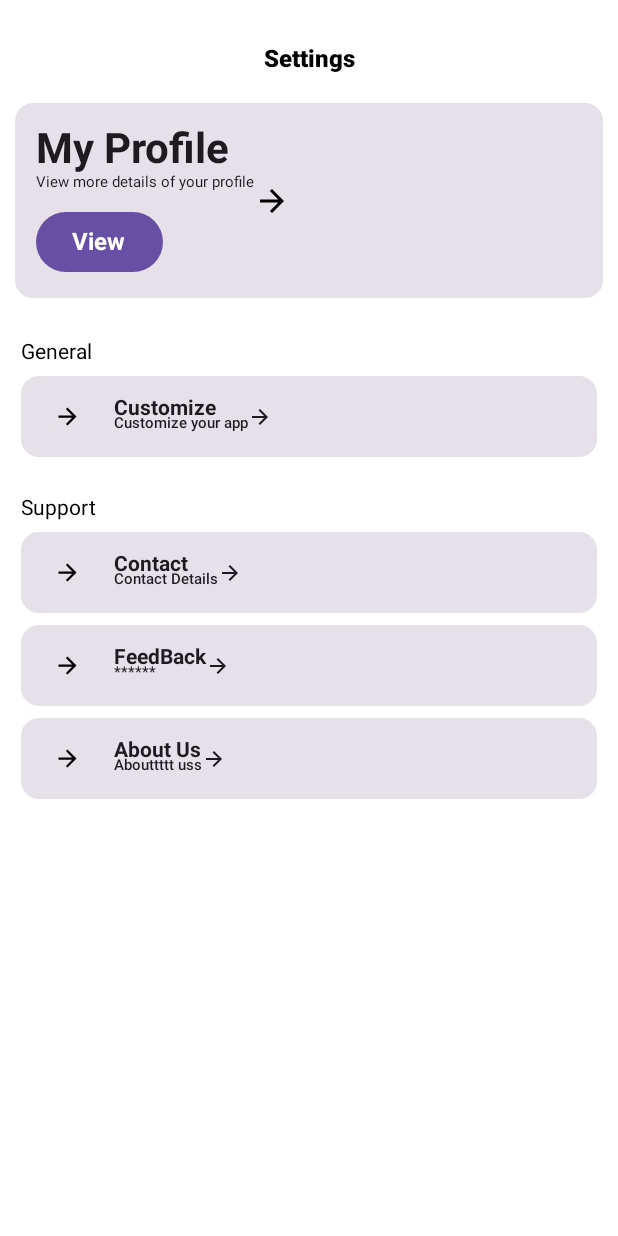
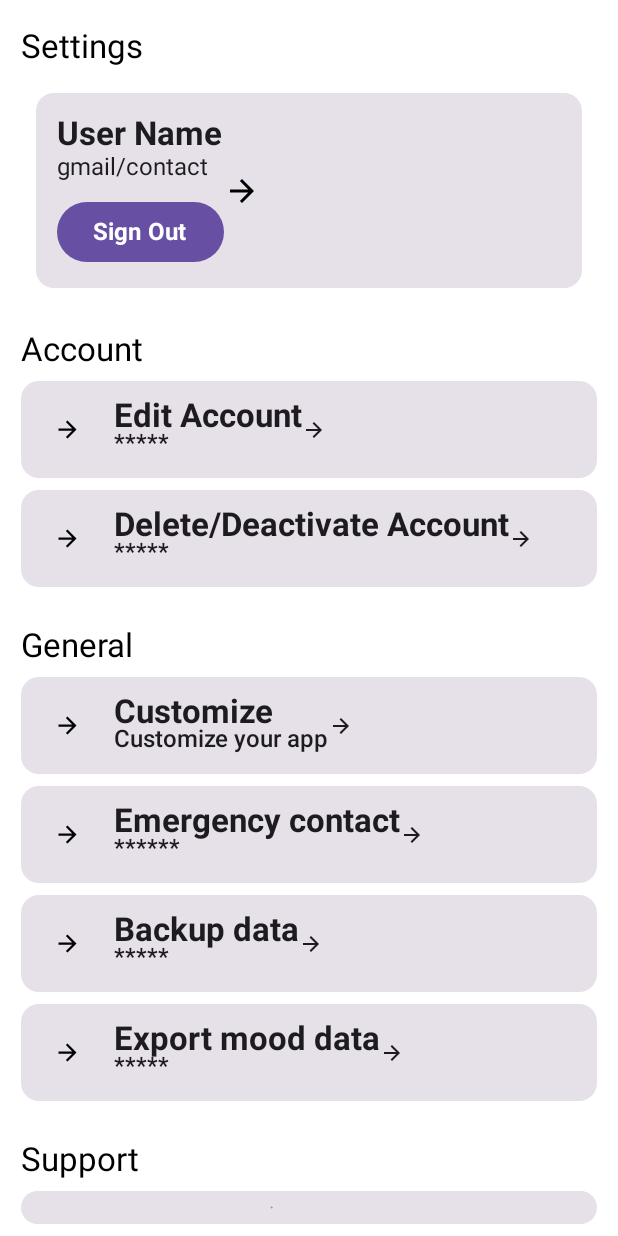
Before and after one commit to chamajay/deepsense, an Android app built with Jetpack Compose: the @Preview function SettingsScreenPreview, on a phone screen of 412 x 824 dp. Run offline under Robolectric (Android 15) with nearby library versions, the phone set to English and light mode, and no system bars.

Commit message:
Add settings screen layout

```diff
--- a/app/src/main/java/com/codestack/deepsense/screens/settings/SettingsScreen.kt
+++ b/app/src/main/java/com/codestack/deepsense/screens/settings/SettingsScreen.kt
@@ -2,9 +2,7 @@ package com.codestack.deepsense.screens.settings
 
 
 import androidx.compose.foundation.Image
-import androidx.compose.foundation.background
 import androidx.compose.foundation.layout.*
-
 import androidx.compose.material.icons.Icons
 import androidx.compose.material.icons.filled.ArrowForward
 import androidx.compose.material3.*
@@ -14,22 +12,24 @@ import androidx.compose.ui.Modifier
 import androidx.compose.ui.graphics.Color
 import androidx.compose.ui.graphics.vector.ImageVector
 import androidx.compose.ui.text.font.FontWeight
-import androidx.compose.ui.text.style.TextAlign
 import androidx.compose.ui.tooling.preview.Preview
 import androidx.compose.ui.unit.dp
-import androidx.compose.ui.unit.sp
 
 
 @Composable
 fun SettingsScreen() {
     Column {
-        HeaderText()
+       // HeaderText()
         ProfileUI()
+        AccountUI()
         GeneralUI()
         SupportUI()
 
     }
 }
+
+
+
 
 @Preview(showBackground =true)
 @Composable
@@ -40,35 +40,41 @@ fun SettingsScreenPreview() {
 
 
 @Composable
-fun SupportUI() {
+fun GeneralUI() {
     Column(
         modifier = Modifier
             .padding(horizontal = 14.dp)
             .padding(top = 10.dp)
     ) {
         Text(
-            text = "Support",
+            text = "General",
             //fontFamily = Poppins,
             //color = Color.Black,
-            fontSize = 14.sp,
+            fontSize =MaterialTheme.typography.titleLarge.fontSize,
             modifier = Modifier.padding(vertical = 8.dp)
         )
-        SupportItems(
+        GeneralItems(
             icon = Icons.Filled.ArrowForward,
-            mainText = "Contact",
-            subText = "Contact Details",
+            mainText = "Customize",
+            subText = "Customize your app",
             onClick = {}
         )
-        SupportItems(
+        GeneralItems(
             icon = Icons.Filled.ArrowForward,
-            mainText = "FeedBack",
+            mainText = "Emergency contact",
             subText = "******",
             onClick = {}
         )
-        SupportItems(
+        GeneralItems(
             icon = Icons.Filled.ArrowForward,
-            mainText = "About Us",
-            subText = "Abouttttt uss",
+            mainText = "Backup data",
+            subText = "*****",
+            onClick = {}
+        )
+        GeneralItems(
+            icon = Icons.Filled.ArrowForward,
+            mainText = "Export mood data",
+            subText = "*****",
             onClick = {}
         )
     }
@@ -76,7 +82,7 @@ fun SupportUI() {
 
 @OptIn(ExperimentalMaterial3Api::class)
 @Composable
-fun SupportItems(
+fun GeneralItems(
     icon: ImageVector,
     mainText: String,
     subText: String,
@@ -117,14 +123,14 @@ fun SupportItems(
                         text = mainText,
                         //fontFamily =Poppins,
                         //color = Color.Black,
-                        fontSize = 14.sp,
+                        fontSize =MaterialTheme.typography.titleLarge.fontSize,
                         fontWeight = FontWeight.Bold
                     )
                     Text(
                         text = subText,
                         //fontFamily =Poppins,
                         //color = Color.LightGray,
-                        fontSize = 10.sp,
+                        fontSize =MaterialTheme.typography.titleMedium.fontSize,
                         fontWeight = FontWeight.SemiBold,
                         modifier = Modifier.offset(y = (-4).dp)
                     )
@@ -140,29 +146,23 @@ fun SupportItems(
 }
 
 
-@Composable
-fun GeneralUI() {
-    Column(
-        modifier = Modifier
-            .padding(horizontal = 14.dp)
-            .padding(top = 10.dp)
-    ) {
 
-        Text(
-            text = "General",
-            //fontFamily = Poppins,
-            //color = Color.Black,
-            fontSize = 14.sp,
-            modifier = Modifier.padding(vertical = 8.dp)
-        )
-        GeneralUIitems()
-    }
-}
+
+
 
 @OptIn(ExperimentalMaterial3Api::class)
 @Composable
-fun GeneralUIitems() {
+fun AccountItems(
+    icon:ImageVector,
+    mainText: String,
+    subText: String,
+    onClick: () -> Unit
+) {
+
+
     Card(
+
+
         modifier = Modifier
             .padding(bottom = 8.dp)
             .fillMaxWidth(),
@@ -178,11 +178,11 @@ fun GeneralUIitems() {
                 Box(
                     modifier = Modifier
                         .size(34.dp)
-                        //.clip(shape = Shapes.medium)
-                        //.background(Color.White)
+                    //.clip(shape = Shapes.medium)
+                    //.background(Color.White)
                 ) {
                     Icon(
-                        Icons.Filled.ArrowForward,
+                        icon,
                         contentDescription = "",
                         tint = Color.Unspecified,
                         modifier = Modifier.padding(8.dp)
@@ -192,17 +192,17 @@ fun GeneralUIitems() {
                 Spacer(modifier = Modifier.width(14.dp))
                 Column {
                     Text(
-                        text = "Customize",
+                        text = mainText,
                         //fontFamily =Poppins,
                         //color = Color.Black,
-                        fontSize = 14.sp,
+                        fontSize = MaterialTheme.typography.titleLarge.fontSize,
                         fontWeight = FontWeight.Bold
                     )
                     Text(
-                        text = "Customize your app",
+                        text = subText,
                         //fontFamily =Poppins,
                         //color = Color.LightGray,
-                        fontSize = 10.sp,
+                        fontSize = MaterialTheme.typography.titleMedium.fontSize,
                         fontWeight = FontWeight.SemiBold,
                         modifier = Modifier.offset(y = (-4).dp)
                     )
@@ -215,11 +215,50 @@ fun GeneralUIitems() {
             )
         }
     }
+
+
+
 }
+
+
+@Composable
+fun AccountUI() {
+    Column(
+        modifier = Modifier
+            .padding(horizontal = 14.dp)
+            .padding(top = 10.dp)
+    ) {
+        Text(
+            text = "Account",
+            //fontFamily = Poppins,
+            //color = Color.Black,
+            fontSize = MaterialTheme.typography.titleLarge.fontSize,
+            modifier = Modifier.padding(vertical = 8.dp)
+        )
+        AccountItems(
+            icon = Icons.Filled.ArrowForward,
+            mainText = "Edit Account",
+            subText = "*****",
+            onClick = {}
+        )
+        AccountItems(
+            icon = Icons.Filled.ArrowForward,
+            mainText = "Delete/Deactivate Account",
+            subText = "*****",
+            onClick = {}
+        )
+    }
+
+}
+
+
+
+
+
 
 @OptIn(ExperimentalMaterial3Api::class)
 @Composable
-fun ProfileUI() {
+fun ProfileItems() {
     Card(
         modifier = Modifier
             .fillMaxWidth()
@@ -234,32 +273,30 @@ fun ProfileUI() {
         ) {
             Column {
                 Text(
-                    text = "My Profile",
+                    text = "User Name",
                     //fontFamily =Poppins,
                     //color = Color.Black,
-                    fontSize =MaterialTheme.typography.headlineMedium.fontSize,
+                    fontSize = MaterialTheme.typography.titleLarge.fontSize,
                     fontWeight = FontWeight.Bold
 
                 )
                 Text(
-                    text = "View more details of your profile",
+                    text = "gmail/contact",
                     //fontFamily =Poppins,
                     //color = Color.Black,
-                    fontSize = 10.sp,
+                    fontSize = MaterialTheme.typography.titleMedium.fontSize,
                 )
                 Button(
                     onClick = {},
                     modifier = Modifier.padding(top = 10.dp),
-
-
                     //shape = Shapes.medium
                 )
                 {
                     Text(
-                        text = "View",
+                        text = "Sign Out",
                         //fontFamily =Poppins,
                         //color = Color.Black,
-                        fontSize = 16.sp,
+                        fontSize = MaterialTheme.typography.titleMedium.fontSize,
                         fontWeight = FontWeight.Bold
 
                     )
@@ -278,17 +315,120 @@ fun ProfileUI() {
     }
 }
 
+
 @Composable
-fun HeaderText() {
-    Text(
-        text = "Settings",
-        //fontFamily=Poppins,
-        //color = Color.White,
-        textAlign = TextAlign.Center,
+fun ProfileUI() {
+    Column(
         modifier = Modifier
-            .fillMaxWidth()
-            .padding(top = 30.dp, bottom = 10.dp),
-        fontWeight = FontWeight.ExtraBold,
-        fontSize = 16.sp
-    )
+            .padding(horizontal = 14.dp)
+            .padding(top = 10.dp)
+    ) {
+
+        Text(
+            text = "Settings",
+            //fontFamily = Poppins,
+            //color = Color.Black,
+            fontSize = MaterialTheme.typography.titleLarge.fontSize,
+            modifier = Modifier.padding(vertical = 8.dp)
+        )
+        ProfileItems()
+    }
+
+
 }
+
+@Composable
+fun SupportUI() {
+    Column(
+        modifier = Modifier
+            .padding(horizontal = 14.dp)
+            .padding(top = 10.dp)
+    ) {
+        Text(
+            text = "Support",
+            //fontFamily = Poppins,
+            //color = Color.Black,
+            fontSize = MaterialTheme.typography.titleLarge.fontSize,
+            modifier = Modifier.padding(vertical = 8.dp)
+        )
+        SupportItems(
+            icon = Icons.Filled.ArrowForward,
+            mainText = "Feedback",
+            subText = "*****",
+            onClick = {}
+        )
+        SupportItems(
+            icon = Icons.Filled.ArrowForward,
+            mainText = "About Us",
+            subText = "*****",
+            onClick = {}
+        )
+    }
+}
+
+@OptIn(ExperimentalMaterial3Api::class)
+@Composable
+fun SupportItems
+            ( icon:ImageVector,
+                  mainText: String,
+                  subText: String,
+                  onClick: () -> Unit
+) {
+    Card(
+
+
+        modifier = Modifier
+            .padding(bottom = 8.dp)
+            .fillMaxWidth(),
+
+        ) {
+        Row(
+            modifier = Modifier.padding(vertical = 10.dp, horizontal = 14.dp),
+            verticalAlignment = Alignment.CenterVertically,
+            horizontalArrangement = Arrangement.SpaceBetween
+        ) {
+            Row(verticalAlignment = Alignment.CenterVertically) {
+
+                Box(
+                    modifier = Modifier
+                        .size(34.dp)
+                    //.clip(shape = Shapes.medium)
+                    //.background(Color.White)
+                ) {
+                    Icon(
+                        icon,
+                        contentDescription = "",
+                        tint = Color.Unspecified,
+                        modifier = Modifier.padding(8.dp)
+
+                    )
+                }
+                Spacer(modifier = Modifier.width(14.dp))
+                Column {
+                    Text(
+                        text = mainText,
+                        //fontFamily =Poppins,
+                        //color = Color.Black,
+                        fontSize = MaterialTheme.typography.titleLarge.fontSize,
+                        fontWeight = FontWeight.Bold
+                    )
+                    Text(
+                        text = subText,
+                        //fontFamily =Poppins,
+                        //color = Color.LightGray,
+                        fontSize = MaterialTheme.typography.titleMedium.fontSize,
+                        fontWeight = FontWeight.SemiBold,
+                        modifier = Modifier.offset(y = (-4).dp)
+                    )
+                }
+            }
+            Icon(
+                Icons.Filled.ArrowForward,
+                contentDescription = "",
+                modifier = Modifier.size(16.dp)
+            )
+        }
+    }
+
+
+}
```
